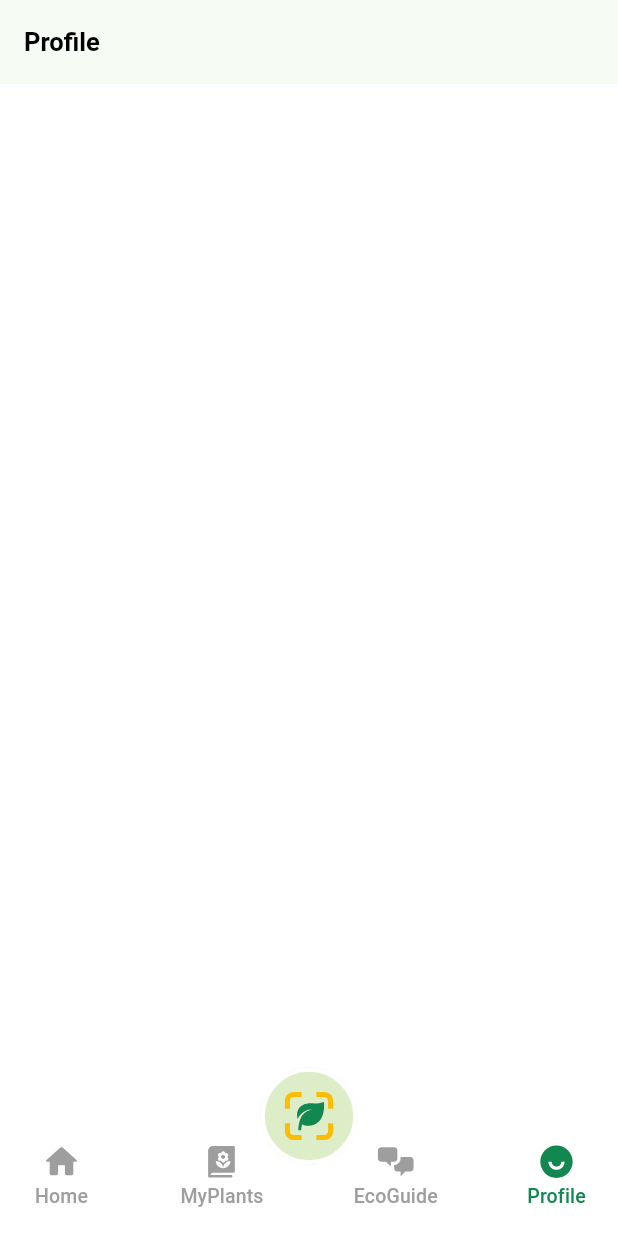
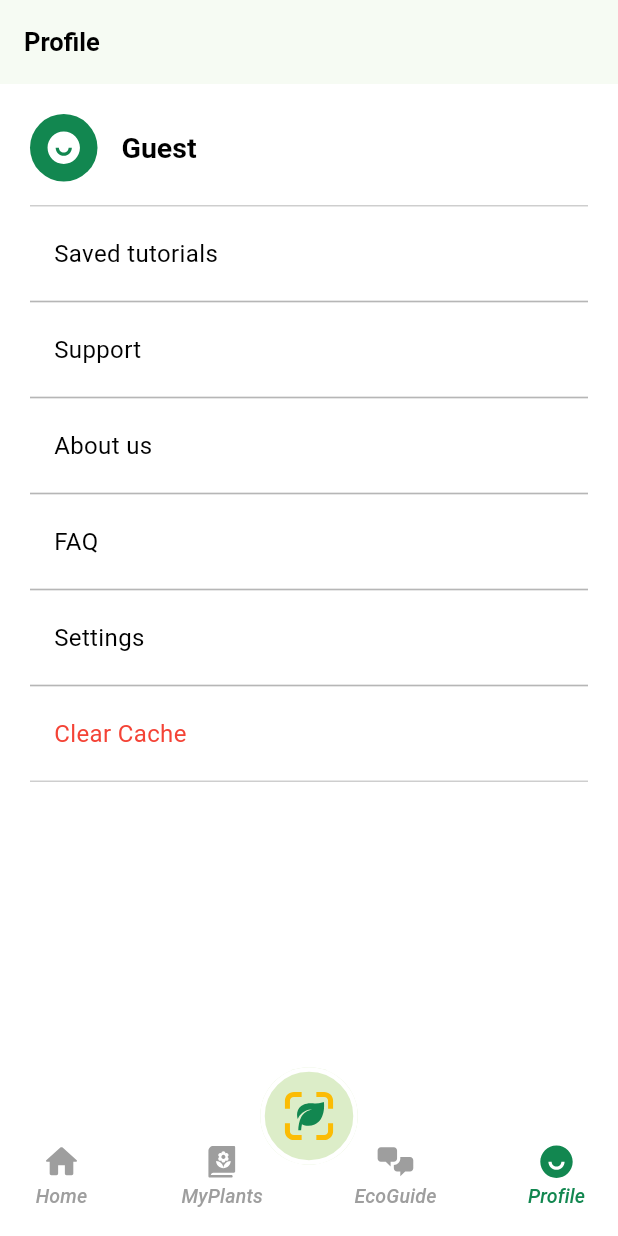
Before and after one commit to v-chns/greenMate, a Flutter app: the screen it shows after launch, item 2 of the bottom bar chosen, after a tap on "Profile", on a phone screen of 412 x 824 dp. Run offline on Flutter 3.47's test engine with Material 3 defaults, Android fonts, the light colour scheme and no system bars; our stand-ins replace camera, carousel_slider, chat_bubbles, dio, flutter_cache_manager, flutter_slidable and 8 more; accounts and stored records are empty; network calls fail.

Commit message:
Fixed: dark theme, profile dummy, added splash screen

```diff
--- a/lib/common/widgets/PlantOverview.dart
+++ b/lib/common/widgets/PlantOverview.dart
@@ -137,7 +137,7 @@ class MaintenanceContainer extends StatelessWidget {
               SizedBox(width: 15.0),
               Text(
                 type == 'SoilType' ? 'Soil Type' : type,
-                style: TextStyle(fontSize: 15.0, fontWeight: FontWeight.w600),
+                style: TextStyle(fontSize: 15.0, fontWeight: FontWeight.w600, color: Colors.black54),
               ),
             ],
           ),
@@ -145,7 +145,7 @@ class MaintenanceContainer extends StatelessWidget {
           SizedBox(height: 10.0),
           Text(
                 description,
-                style: TextStyle(fontSize: 14.0),
+                style: TextStyle(fontSize: 14.0, color: Colors.black54),
           ),
         ],
       ),
--- a/lib/common/widgets/PlantTutorial.dart
+++ b/lib/common/widgets/PlantTutorial.dart
@@ -168,13 +168,13 @@ class _PlantTutorialState extends State<PlantTutorial> {
                                   widget.result.instructions[index].title,
                                   style: TextStyle(
                                     fontWeight: FontWeight.bold,
-                                    fontSize: 16.0,
+                                    fontSize: 16.0, color: Colors.black,
                                   ),
                                 ),
                                 SizedBox(height: 5.0),
                                 Text(
                                   widget.result.instructions[index].content,
-                                  style: TextStyle(fontSize: 14.0),
+                                  style: TextStyle(fontSize: 14.0, color: Colors.black),
                                 ),
                               ],
                             ),
--- a/lib/data/services/GetPlantsList.dart
+++ b/lib/data/services/GetPlantsList.dart
@@ -21,14 +21,14 @@ class GetPlantsList {
     print('Response Body: ${response.body}');
 
     if (response.statusCode == 200) {
-      print('error 1');
+      // print('error 1');
       final Map<String, dynamic> responseData = json.decode(response.body);
-      print('error 2');
+      // print('error 2');
       final List<dynamic> data = responseData['data'];
-      print('error 3');
+      // print('error 3');
       print('Decoded Data: $data');
       plantList = data.map((plantData) => Plant.fromJson1(plantData)).toList();
-      print('error 4');
+      // print('error 4');
       return plantList;
     } else {
       throw Exception('Failed to load plants');
--- a/lib/features/screens/MyPlants.dart
+++ b/lib/features/screens/MyPlants.dart
@@ -124,7 +124,7 @@ class _MyPlantsState extends State<MyPlants> {
             title: Padding(
               padding: const EdgeInsets.only(left: 20),
               child: Text("MyPlants",
-                  style: Theme.of(context).textTheme.titleLarge),
+                  style: Theme.of(context).textTheme.titleLarge?.copyWith(color: Colors.black)),
             ),
           ),
           body: Padding(
--- a/lib/features/screens/Profile.dart
+++ b/lib/features/screens/Profile.dart
@@ -1,4 +1,5 @@
 import 'package:flutter/material.dart';
+import 'package:flutter_svg/flutter_svg.dart';
 import 'package:greenmate/common/widgets/HomeCalendarWidget.dart';
 
 class Profile extends StatefulWidget {
@@ -10,9 +11,81 @@ class _ProfileState extends State<Profile> {
   @override
   Widget build(BuildContext context){
     return Scaffold(
-      appBar: AppBar(title: Text('Profile', style: Theme.of(context).textTheme.titleLarge,)
-
+      appBar: AppBar(title:
+      Text('Profile', style: Theme.of(context).textTheme.titleLarge?.copyWith(color: Colors.black),
+      )
+      ),
+      body:Padding(
+        padding: const EdgeInsets.all(20.0), // Add padding to the entire column
+        child: Column(
+          crossAxisAlignment: CrossAxisAlignment.start,
+          mainAxisAlignment: MainAxisAlignment.start,
+          children: [
+            // Green circle with white SVG and user's name
+            Row(
+              children: [
+                Container(
+                  width: 45, // Adjust the size of the circle as needed
+                  height: 45,
+                  decoration: BoxDecoration(
+                    shape: BoxShape.circle,
+                    color: Color(0xFF128750),
+                  ),
+                  child: Center(
+                    child: SvgPicture.asset(
+                      'assets/icons/Profile_icon.svg',
+                      width: 27,
+                      height: 27,
+                      color: Colors.white,
+                    ),
+                  ),
+                ),
+                SizedBox(width: 16),
+                Text(
+                  'Guest',
+                  style: Theme.of(context).textTheme.headlineSmall,
+                ),
+              ],
+            ),
+            SizedBox(height: 16),
+            // Divider line
+            // Divider(thickness: 1, color: Colors.grey),
+            // Buttons with slight lines
+            buildButton('Saved tutorials'),
+            buildButton('Support'),
+            buildButton('About us'),
+            buildButton('FAQ'),
+            buildButton('Settings'),
+            buildButton('Clear Cache'),
+          ],
+        ),
       ),
     );
   }
+
+  Widget buildButton(String buttonText) {
+    return Container(
+      width: double.infinity,
+      decoration: BoxDecoration(
+        border: Border(
+          top: BorderSide(color: Colors.grey, width: 0.5),
+          bottom: BorderSide(color: Colors.grey, width: 0.5),
+        ),
+      ),
+      child: MaterialButton(
+        onPressed: () {},
+        child: Padding(
+          padding: const EdgeInsets.symmetric(vertical: 20),
+          child: Align(
+            alignment: Alignment.centerLeft,
+            child: Text(
+              buttonText,
+              style: buttonText == "Clear Cache" ? Theme.of(context).textTheme.bodyMedium?.copyWith(color: Colors.red) : Theme.of(context).textTheme.bodyMedium ,
+            ),
+          ),
+        ),
+      ),
+
+    );
+  }
 }
--- a/lib/utils/theme/custom_themes/elevated_button_theme.dart
+++ b/lib/utils/theme/custom_themes/elevated_button_theme.dart
@@ -10,7 +10,6 @@ class greenMateElevatedButtonTheme{
       backgroundColor: Colors.green[800],
       disabledForegroundColor: Colors.grey,
       disabledBackgroundColor: Colors.grey,
-      side: const BorderSide(color: Colors.green),
       padding: const EdgeInsets.symmetric(vertical: 10, horizontal: 45),
       textStyle: const TextStyle(fontSize: 16, color: Colors.white, fontWeight: FontWeight.w600),
       shape: RoundedRectangleBorder(borderRadius: BorderRadius.circular(12)),
@@ -24,7 +23,6 @@ class greenMateElevatedButtonTheme{
   backgroundColor: Colors.green[800],
   disabledForegroundColor: Colors.grey,
   disabledBackgroundColor: Colors.grey,
-  side: const BorderSide(color: Colors.green),
   padding: const EdgeInsets.symmetric(vertical: 18, horizontal: 20),
   textStyle: const TextStyle(fontSize: 16, color: Colors.white, fontWeight: FontWeight.w600),
   shape: RoundedRectangleBorder(borderRadius: BorderRadius.circular(12)),
--- a/lib/utils/theme/custom_themes/text_theme.dart
+++ b/lib/utils/theme/custom_themes/text_theme.dart
@@ -16,26 +16,28 @@ class greenmateTextTheme {
     bodyMedium: const TextStyle().copyWith(fontSize: 16.0, fontWeight: FontWeight.normal, color: Colors.black),
     bodySmall: const TextStyle().copyWith(fontSize: 16.0, fontWeight: FontWeight.w500, color: Colors.black.withOpacity(0.5)),
 
-    labelLarge: const TextStyle().copyWith(fontSize: 15.0, fontWeight: FontWeight.normal, color: Colors.black),
-    labelMedium: const TextStyle().copyWith(fontSize: 15.0, fontWeight: FontWeight.normal, color: Colors.black.withOpacity(0.5)),
-
+    labelLarge: const TextStyle().copyWith(fontSize: 15.0, fontWeight: FontWeight.normal, color: Colors.black, fontStyle: FontStyle.italic),
+    labelMedium: const TextStyle().copyWith(fontSize: 15.0, fontWeight: FontWeight.normal, color: Colors.black.withOpacity(0.5), fontStyle: FontStyle.italic),
+    labelSmall: const TextStyle().copyWith(fontSize: 14.0, fontWeight: FontWeight.normal, color: Colors.black.withOpacity(0.5), fontStyle: FontStyle.italic),
   );
 
 
   static TextTheme darkTextTheme = TextTheme(
-    headlineLarge: const TextStyle().copyWith(fontSize: 32.0, fontWeight: FontWeight.bold, color: Colors.white),
-    headlineMedium: const TextStyle().copyWith(fontSize: 24.0, fontWeight: FontWeight.w600, color: Colors.white),
+    headlineLarge: const TextStyle().copyWith(fontSize: 30.0, fontWeight: FontWeight.bold, color: Colors.white),
+    headlineMedium: const TextStyle().copyWith(fontSize: 22.0, fontWeight: FontWeight.w600, color: Colors.white),
+    headlineSmall: const TextStyle().copyWith(fontSize: 19.0, fontWeight: FontWeight.w600, color: Colors.white),
 
-    titleLarge: const TextStyle().copyWith(fontSize: 16.0, fontWeight: FontWeight.w600, color: Colors.white),
-    titleMedium: const TextStyle().copyWith(fontSize: 16.0, fontWeight: FontWeight.w500, color: Colors.white),
-    titleSmall: const TextStyle().copyWith(fontSize: 16.0, fontWeight: FontWeight.w400, color: Colors.white),
+    titleLarge: const TextStyle().copyWith(fontSize: 17.0, fontWeight: FontWeight.w600, color: Colors.white),
+    titleMedium: const TextStyle().copyWith(fontSize: 17.0, fontWeight: FontWeight.w500, color: Colors.white),
+    titleSmall: const TextStyle().copyWith(fontSize: 17.0, fontWeight: FontWeight.w400, color: Colors.white.withOpacity(0.5)),
 
-    bodyLarge: const TextStyle().copyWith(fontSize: 15.0, fontWeight: FontWeight.w500, color: Colors.white),
-    bodyMedium: const TextStyle().copyWith(fontSize: 15.0, fontWeight: FontWeight.normal, color: Colors.white),
-    bodySmall: const TextStyle().copyWith(fontSize: 14.0, fontWeight: FontWeight.w500, color: Colors.white.withOpacity(0.5)),
+    bodyLarge: const TextStyle().copyWith(fontSize: 16.0, fontWeight: FontWeight.w600, color: Colors.white),
+    bodyMedium: const TextStyle().copyWith(fontSize: 16.0, fontWeight: FontWeight.normal, color: Colors.white),
+    bodySmall: const TextStyle().copyWith(fontSize: 16.0, fontWeight: FontWeight.w500, color: Colors.white.withOpacity(0.5)),
 
-    labelLarge: const TextStyle().copyWith(fontSize: 13.0, fontWeight: FontWeight.normal, color: Colors.white),
-    labelMedium: const TextStyle().copyWith(fontSize: 13.0, fontWeight: FontWeight.normal, color: Colors.white.withOpacity(0.5)),
+    labelLarge: const TextStyle().copyWith(fontSize: 15.0, fontWeight: FontWeight.normal, color: Colors.white, fontStyle: FontStyle.italic),
+    labelMedium: const TextStyle().copyWith(fontSize: 15.0, fontWeight: FontWeight.normal, color: Colors.white.withOpacity(0.5), fontStyle: FontStyle.italic),
+    labelSmall: const TextStyle().copyWith(fontSize: 14.0, fontWeight: FontWeight.normal, color: Colors.white.withOpacity(0.5), fontStyle: FontStyle.italic),
   );
 
 }
--- a/pubspec.yaml
+++ b/pubspec.yaml
@@ -62,6 +62,7 @@ dependencies:
   google_mlkit_object_detection: ^0.11.0
   flutter_slidable: ^3.0.1
   intl: ^0.18.1
+  flutter_native_splash: ^2.3.9
 
 
 
```
Also changed, not shown: lib/common/widgets/MyPlantWidget.dart (+3 -6 lines), lib/common/widgets/MyTutorialWidget.dart (+3 -6 lines), lib/common/widgets/PanelWidget.dart (+2 -5 lines), lib/common/widgets/PlantCarouselItemWidget.dart (+3 -4 lines), lib/common/widgets/PlantsGridView.dart (+15 -11 lines), lib/common/widgets/ResultPanelWidget.dart (+2 -5 lines), lib/features/screens/PlantAbout.dart (+25 -22 lines), lib/features/screens/PlantDetails.dart (+7 -2 lines), splash.yaml (added, +9 -0 lines), assets/logo/splashscreen.png (added), pubspec.lock, 10 other files.
